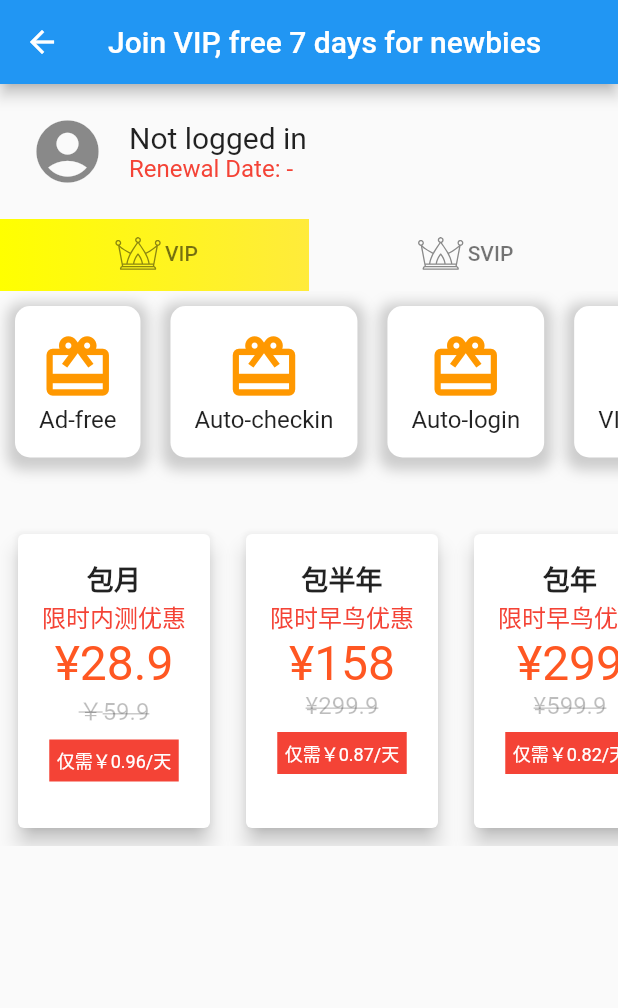
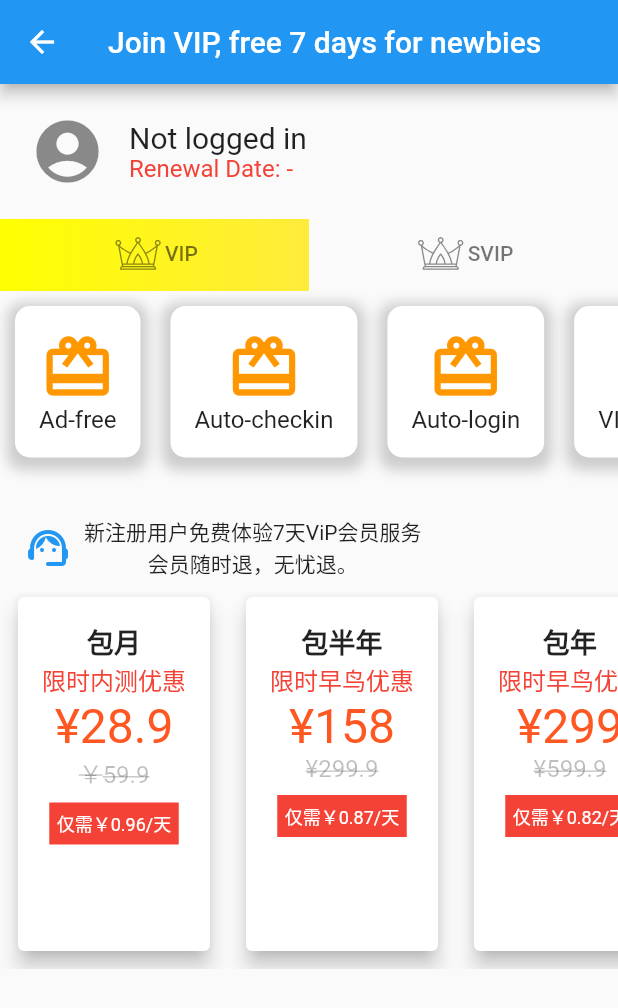
Before and after one commit to xiaominglui/xyj-demo, a Flutter app: the MembershipPage screen opened directly, on a phone screen of 412 x 824 dp. Shown: the top 1008 px of the screen. Run offline on Flutter 3.47's test engine with Material 2 defaults, Android fonts, the phone set to English and light mode, and no system bars; our stand-ins replace file_picker, flutter_svg, fluttertoast, package_info_plus, permission_handler, shared_preferences and 3 more; missing offline and left inert: appcenter_bundle, authing_sdk, webview_flutter_android, webview_flutter_wkwebview; accounts and stored records are empty; network calls fail.

Commit message:
add membership hints

```diff
--- a/lib/l10n/l10n.dart
+++ b/lib/l10n/l10n.dart
@@ -145,7 +145,7 @@ class AppLocalizations {
       'loginSuccess': '登录成功...',
       'passwordResetSuccess': '密码重置成功...',
       'twoPasswordsDoNotMatch': '两次输入的密码不一致',
-      'joinVIP': '开通VIP会员，新用户免费体验7天',
+      'joinVIP': '开通会员',
       'renewalDate': '会员有效期： ',
       'titleNotLoggedIn': '未登录',
       'titlePrivacySettings': '隐私设置',
--- a/lib/membership_page.dart
+++ b/lib/membership_page.dart
@@ -133,8 +133,7 @@ class _MembershipPageState extends State<MembershipPage>
       AppLocalizations.of(context).priorityAccess,
     ];
 
-    var renewalDateString =
-        getNextRenewalTimeString(_customData) ?? "-";
+    var renewalDateString = getNextRenewalTimeString(_customData) ?? "-";
     var renewalDate = getNextRenewalTime(_customData) ?? 0;
     var userName = _currentUser != null
         ? obscurePhoneNumber(_currentUser!.phone)
@@ -247,6 +246,29 @@ class MembershipTab extends StatelessWidget {
     return Column(
       children: [
         BenefitsList(benefits: benefits),
+        Container(
+          padding: EdgeInsets.symmetric(horizontal: 16.0),
+          child: Row(children: [
+            Icon(
+              Icons.support_agent_rounded,
+              color: Colors.blue,
+              size: 32.0,
+            ),
+            SizedBox(
+              width: 8.0,
+            ),
+            Column(children: [
+              Text(
+                "新注册用户免费体验7天ViP会员服务",
+                textAlign: TextAlign.center,
+              ),
+              Text(
+                "会员随时退，无忧退。",
+                textAlign: TextAlign.center,
+              ),
+            ])
+          ]),
+        ),
         PaymentOptionsList(paymentOptions: paymentOptions),
       ],
     );
@@ -314,7 +336,7 @@ class PaymentOptionsList extends StatelessWidget {
   @override
   Widget build(BuildContext context) {
     return Container(
-      height: 220.0,
+      height: 260.0,
       child: ListView.builder(
         scrollDirection: Axis.horizontal,
         itemCount: paymentOptions.length,
```
